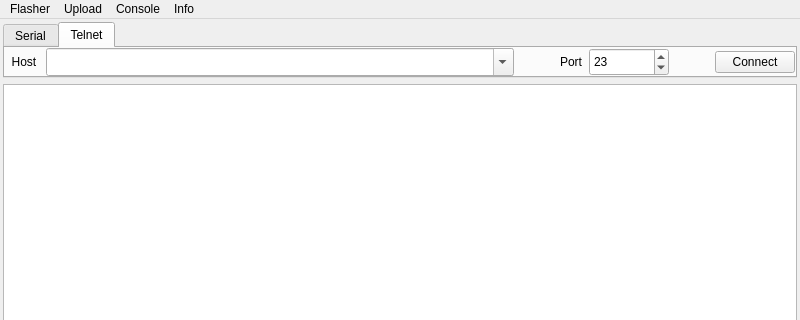
The window that tools/camflasher/camflasher.ui (remibert/pycameresp) describes before a commit, drawn with Qt 5; both pictures show x 0 to 800 and y 0 to 320 of the 800 by 600 pixel window.
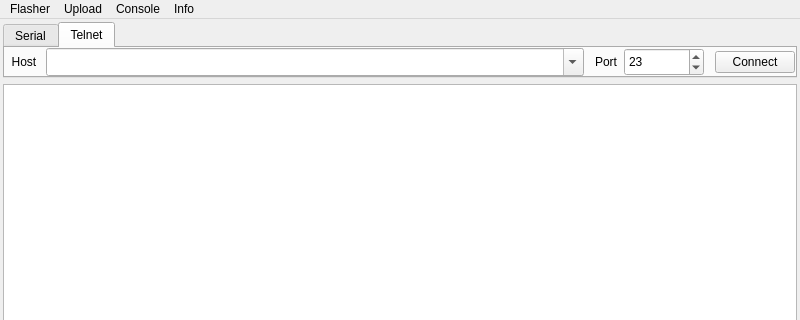
The same window after the commit. The open tabs and pages were chosen to show the change. Icons and pictures are not drawn.

Commit message: Fixing cursor move problem and add link to pycameresp into about dialog box

```diff
--- a/tools/camflasher/camflasher.ui
+++ b/tools/camflasher/camflasher.ui
@@ -36,6 +36,9 @@
     </property>
     <item row="0" column="0">
      <widget class="QTabWidget" name="tabs_link">
+      <property name="enabled">
+       <bool>true</bool>
+      </property>
       <property name="sizePolicy">
        <sizepolicy hsizetype="Minimum" vsizetype="Fixed">
         <horstretch>0</horstretch>
@@ -226,7 +229,7 @@
           </property>
           <property name="sizeHint" stdset="0">
            <size>
-            <width>40</width>
+            <width>5</width>
             <height>20</height>
            </size>
           </property>
@@ -343,7 +346,7 @@
           </property>
           <property name="sizeHint" stdset="0">
            <size>
-            <width>40</width>
+            <width>5</width>
             <height>20</height>
            </size>
           </property>
```
Left out of the diff: 6 changed lines with no effect on the pictures. The commit also changes 6 other files.
